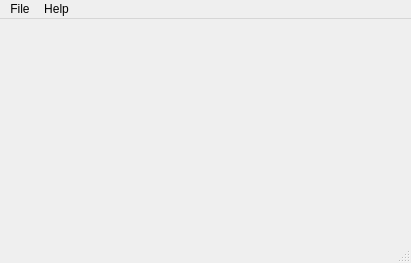
Old version of the form mainwindow.ui in the repository xtremekforever/XKSimulator.
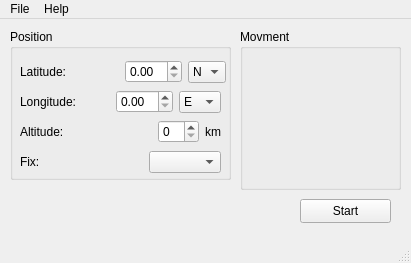
New version of the form. Icons and pictures are not drawn.

Commit message: Start working on simulator layout

```diff
--- a/mainwindow.ui
+++ b/mainwindow.ui
@@ -13,7 +13,222 @@
   <property name="windowTitle">
    <string>MainWindow</string>
   </property>
-  <widget class="QWidget" name="centralwidget"/>
+  <widget class="QWidget" name="centralwidget">
+   <widget class="QGroupBox" name="positionGroupBox">
+    <property name="geometry">
+     <rect>
+      <x>10</x>
+      <y>10</y>
+      <width>221</width>
+      <height>151</height>
+     </rect>
+    </property>
+    <property name="title">
+     <string>Position</string>
+    </property>
+    <widget class="QWidget" name="">
+     <property name="geometry">
+      <rect>
+       <x>10</x>
+       <y>30</y>
+       <width>206</width>
+       <height>26</height>
+      </rect>
+     </property>
+     <layout class="QHBoxLayout" name="horizontalLayout">
+      <item>
+       <widget class="QLabel" name="label">
+        <property name="text">
+         <string>Latitude:</string>
+        </property>
+       </widget>
+      </item>
+      <item>
+       <spacer name="horizontalSpacer">
+        <property name="orientation">
+         <enum>Qt::Horizontal</enum>
+        </property>
+        <property name="sizeHint" stdset="0">
+         <size>
+          <width>40</width>
+          <height>20</height>
+         </size>
+        </property>
+       </spacer>
+      </item>
+      <item>
+       <widget class="QDoubleSpinBox" name="latitudeSpinBox"/>
+      </item>
+      <item>
+       <widget class="QComboBox" name="comboBox_2">
+        <item>
+         <property name="text">
+          <string>N</string>
+         </property>
+        </item>
+        <item>
+         <property name="text">
+          <string>S</string>
+         </property>
+        </item>
+       </widget>
+      </item>
+     </layout>
+    </widget>
+    <widget class="QWidget" name="">
+     <property name="geometry">
+      <rect>
+       <x>10</x>
+       <y>60</y>
+       <width>201</width>
+       <height>26</height>
+      </rect>
+     </property>
+     <layout class="QHBoxLayout" name="horizontalLayout_2">
+      <item>
+       <widget class="QLabel" name="label_2">
+        <property name="text">
+         <string>Longitude:</string>
+        </property>
+       </widget>
+      </item>
+      <item>
+       <spacer name="horizontalSpacer_2">
+        <property name="orientation">
+         <enum>Qt::Horizontal</enum>
+        </property>
+        <property name="sizeHint" stdset="0">
+         <size>
+          <width>40</width>
+          <height>20</height>
+         </size>
+        </property>
+       </spacer>
+      </item>
+      <item>
+       <widget class="QDoubleSpinBox" name="longitudeSpinBox"/>
+      </item>
+      <item>
+       <widget class="QComboBox" name="comboBox_3">
+        <item>
+         <property name="text">
+          <string>E</string>
+         </property>
+        </item>
+        <item>
+         <property name="text">
+          <string>W</string>
+         </property>
+        </item>
+       </widget>
+      </item>
+     </layout>
+    </widget>
+    <widget class="QWidget" name="">
+     <property name="geometry">
+      <rect>
+       <x>10</x>
+       <y>90</y>
+       <width>201</width>
+       <height>25</height>
+      </rect>
+     </property>
+     <layout class="QHBoxLayout" name="horizontalLayout_3">
+      <item>
+       <widget class="QLabel" name="label_3">
+        <property name="text">
+         <string>Altitude:</string>
+        </property>
+       </widget>
+      </item>
+      <item>
+       <spacer name="horizontalSpacer_3">
+        <property name="orientation">
+         <enum>Qt::Horizontal</enum>
+        </property>
+        <property name="sizeHint" stdset="0">
+         <size>
+          <width>40</width>
+          <height>20</height>
+         </size>
+        </property>
+       </spacer>
+      </item>
+      <item>
+       <widget class="QSpinBox" name="altitudeSpinBox"/>
+      </item>
+      <item>
+       <widget class="QLabel" name="label_5">
+        <property name="text">
+         <string>km</string>
+        </property>
+       </widget>
+      </item>
+     </layout>
+    </widget>
+    <widget class="QWidget" name="">
+     <property name="geometry">
+      <rect>
+       <x>10</x>
+       <y>120</y>
+       <width>201</width>
+       <height>26</height>
+      </rect>
+     </property>
+     <layout class="QHBoxLayout" name="horizontalLayout_4">
+      <item>
+       <widget class="QLabel" name="label_4">
+        <property name="text">
+         <string>Fix:</string>
+        </property>
+       </widget>
+      </item>
+      <item>
+       <spacer name="horizontalSpacer_4">
+        <property name="orientation">
+         <enum>Qt::Horizontal</enum>
+        </property>
+        <property name="sizeHint" stdset="0">
+         <size>
+          <width>40</width>
+          <height>20</height>
+         </size>
+        </property>
+       </spacer>
+      </item>
+      <item>
+       <widget class="QComboBox" name="comboBox"/>
+      </item>
+     </layout>
+    </widget>
+   </widget>
+   <widget class="QGroupBox" name="movementGroupBox">
+    <property name="geometry">
+     <rect>
+      <x>240</x>
+      <y>10</y>
+      <width>161</width>
+      <height>161</height>
+     </rect>
+    </property>
+    <property name="title">
+     <string>Movment</string>
+    </property>
+   </widget>
+   <widget class="QPushButton" name="pushButton">
+    <property name="geometry">
+     <rect>
+      <x>300</x>
+      <y>180</y>
+      <width>91</width>
+      <height>24</height>
+     </rect>
+    </property>
+    <property name="text">
+     <string>Start</string>
+    </property>
+   </widget>
+  </widget>
   <widget class="QMenuBar" name="menubar">
    <property name="geometry">
     <rect>
```
